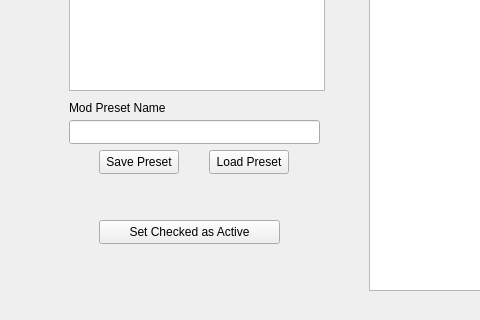
Qt form mainwindow.ui (WrenSwift/SimsSwitcher) before a commit; both pictures show x 0 to 480 and y 259 to 579 of the 800 by 579 pixel window.
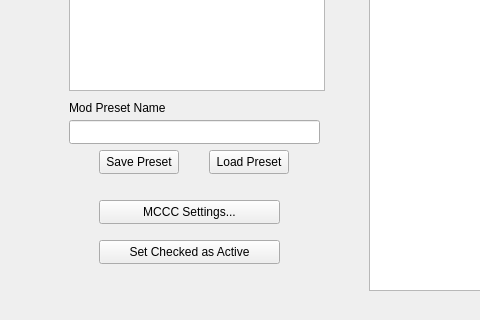
The same form after that commit. The open tabs and pages were chosen to show the change.

Commit message: Add MCCC settings management with save, load, and delete functionality updated readme to reflect changes

Diff of the .ui file:
```diff
--- a/mainwindow.ui
+++ b/mainwindow.ui
@@ -55,7 +55,7 @@
       <property name="geometry">
        <rect>
         <x>40</x>
-        <y>440</y>
+        <y>460</y>
         <width>181</width>
         <height>24</height>
        </rect>
@@ -209,6 +209,22 @@
        <string>Delete</string>
       </property>
      </widget>
+     <widget class="QPushButton" name="mcccButton">
+      <property name="geometry">
+       <rect>
+        <x>40</x>
+        <y>420</y>
+        <width>181</width>
+        <height>24</height>
+       </rect>
+      </property>
+      <property name="text">
+       <string>MCCC Settings...</string>
+      </property>
+      <property name="flat">
+       <bool>false</bool>
+      </property>
+     </widget>
      <zorder>label_2</zorder>
      <zorder>label_4</zorder>
      <zorder>modsLoadButton</zorder>
```
Left out of the diff: 7 changed lines with no effect on the pictures. The commit also changes 10 other files.
